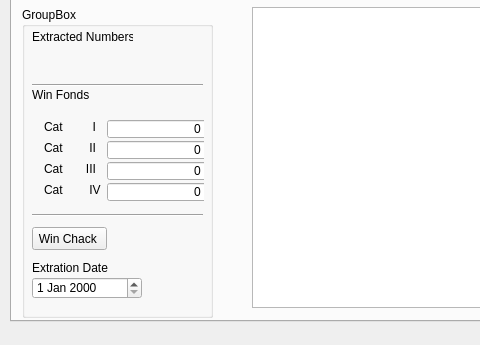
The window that src/mainloto.ui (popai/LotoTicket) describes before a commit, drawn with Qt 5; both pictures show x 0 to 480 and y 85 to 430 of the 650 by 430 pixel window.
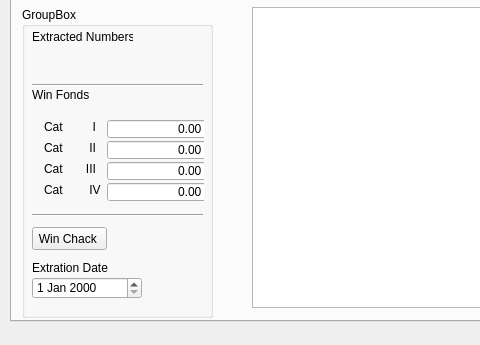
The same window after the commit. The open tabs and pages were chosen to show the change.

Commit message: V1.5 pretul trbui double nu int ^^

```diff
--- a/src/mainloto.ui
+++ b/src/mainloto.ui
@@ -439,48 +439,6 @@
           </property>
          </widget>
         </item>
-        <item row="0" column="1">
-         <widget class="QSpinBox" name="spinBox_7">
-          <property name="enabled">
-           <bool>true</bool>
-          </property>
-          <property name="minimumSize">
-           <size>
-            <width>101</width>
-            <height>20</height>
-           </size>
-          </property>
-          <property name="font">
-           <font>
-            <kerning>true</kerning>
-           </font>
-          </property>
-          <property name="inputMethodHints">
-           <set>Qt::ImhDigitsOnly</set>
-          </property>
-          <property name="wrapping">
-           <bool>false</bool>
-          </property>
-          <property name="frame">
-           <bool>true</bool>
-          </property>
-          <property name="alignment">
-           <set>Qt::AlignRight|Qt::AlignTrailing|Qt::AlignVCenter</set>
-          </property>
-          <property name="buttonSymbols">
-           <enum>QAbstractSpinBox::NoButtons</enum>
-          </property>
-          <property name="keyboardTracking">
-           <bool>true</bool>
-          </property>
-          <property name="maximum">
-           <number>999999999</number>
-          </property>
-          <property name="singleStep">
-           <number>1</number>
-          </property>
-         </widget>
-        </item>
         <item row="1" column="0">
          <widget class="QLabel" name="label_6">
           <property name="text">
@@ -488,48 +446,6 @@
           </property>
          </widget>
         </item>
-        <item row="1" column="1">
-         <widget class="QSpinBox" name="spinBox_8">
-          <property name="enabled">
-           <bool>true</bool>
-          </property>
-          <property name="minimumSize">
-           <size>
-            <width>101</width>
-            <height>20</height>
-           </size>
-          </property>
-          <property name="font">
-           <font>
-            <kerning>true</kerning>
-           </font>
-          </property>
-          <property name="inputMethodHints">
-           <set>Qt::ImhDigitsOnly</set>
-          </property>
-          <property name="wrapping">
-           <bool>false</bool>
-          </property>
-          <property name="frame">
-           <bool>true</bool>
-          </property>
-          <property name="alignment">
-           <set>Qt::AlignRight|Qt::AlignTrailing|Qt::AlignVCenter</set>
-          </property>
-          <property name="buttonSymbols">
-           <enum>QAbstractSpinBox::NoButtons</enum>
-          </property>
-          <property name="keyboardTracking">
-           <bool>true</bool>
-          </property>
-          <property name="maximum">
-           <number>999999999</number>
-          </property>
-          <property name="singleStep">
-           <number>1</number>
-          </property>
-         </widget>
-        </item>
         <item row="2" column="0">
          <widget class="QLabel" name="label_7">
           <property name="text">
@@ -537,48 +453,6 @@
           </property>
          </widget>
         </item>
-        <item row="2" column="1">
-         <widget class="QSpinBox" name="spinBox_9">
-          <property name="enabled">
-           <bool>true</bool>
-          </property>
-          <property name="minimumSize">
-           <size>
-            <width>101</width>
-            <height>20</height>
-           </size>
-          </property>
-          <property name="font">
-           <font>
-            <kerning>true</kerning>
-           </font>
-          </property>
-          <property name="inputMethodHints">
-           <set>Qt::ImhDigitsOnly</set>
-          </property>
-          <property name="wrapping">
-           <bool>false</bool>
-          </property>
-          <property name="frame">
-           <bool>true</bool>
-          </property>
-          <property name="alignment">
-           <set>Qt::AlignRight|Qt::AlignTrailing|Qt::AlignVCenter</set>
-          </property>
-          <property name="buttonSymbols">
-           <enum>QAbstractSpinBox::NoButtons</enum>
-          </property>
-          <property name="keyboardTracking">
-           <bool>true</bool>
-          </property>
-          <property name="maximum">
-           <number>999999999</number>
-          </property>
-          <property name="singleStep">
-           <number>1</number>
-          </property>
-         </widget>
-        </item>
         <item row="3" column="0">
          <widget class="QLabel" name="label_8">
           <property name="text">
@@ -586,8 +460,116 @@
           </property>
          </widget>
         </item>
+        <item row="0" column="1">
+         <widget class="QDoubleSpinBox" name="doubleSpinBox_7">
+          <property name="enabled">
+           <bool>true</bool>
+          </property>
+          <property name="minimumSize">
+           <size>
+            <width>101</width>
+            <height>20</height>
+           </size>
+          </property>
+          <property name="font">
+           <font>
+            <kerning>true</kerning>
+           </font>
+          </property>
+          <property name="inputMethodHints">
+           <set>Qt::ImhDigitsOnly</set>
+          </property>
+          <property name="wrapping">
+           <bool>false</bool>
+          </property>
+          <property name="frame">
+           <bool>true</bool>
+          </property>
+          <property name="alignment">
+           <set>Qt::AlignRight|Qt::AlignTrailing|Qt::AlignVCenter</set>
+          </property>
+          <property name="buttonSymbols">
+           <enum>QAbstractSpinBox::NoButtons</enum>
+          </property>
+          <property name="keyboardTracking">
+           <bool>true</bool>
+          </property>
+         </widget>
+        </item>
+        <item row="1" column="1">
+         <widget class="QDoubleSpinBox" name="doubleSpinBox_8">
+          <property name="enabled">
+           <bool>true</bool>
+          </property>
+          <property name="minimumSize">
+           <size>
+            <width>101</width>
+            <height>20</height>
+           </size>
+          </property>
+          <property name="font">
+           <font>
+            <kerning>true</kerning>
+           </font>
+          </property>
+          <property name="inputMethodHints">
+           <set>Qt::ImhDigitsOnly</set>
+          </property>
+          <property name="wrapping">
+           <bool>false</bool>
+          </property>
+          <property name="frame">
+           <bool>true</bool>
+          </property>
+          <property name="alignment">
+           <set>Qt::AlignRight|Qt::AlignTrailing|Qt::AlignVCenter</set>
+          </property>
+          <property name="buttonSymbols">
+           <enum>QAbstractSpinBox::NoButtons</enum>
+          </property>
+          <property name="keyboardTracking">
+           <bool>true</bool>
+          </property>
+         </widget>
+        </item>
+        <item row="2" column="1">
+         <widget class="QDoubleSpinBox" name="doubleSpinBox_9">
+          <property name="enabled">
+           <bool>true</bool>
+          </property>
+          <property name="minimumSize">
+           <size>
+            <width>101</width>
+            <height>20</height>
+           </size>
+          </property>
+          <property name="font">
+           <font>
+            <kerning>true</kerning>
+           </font>
+          </property>
+          <property name="inputMethodHints">
+           <set>Qt::ImhDigitsOnly</set>
+          </property>
+          <property name="wrapping">
+           <bool>false</bool>
+          </property>
+          <property name="frame">
+           <bool>true</bool>
+          </property>
+          <property name="alignment">
+           <set>Qt::AlignRight|Qt::AlignTrailing|Qt::AlignVCenter</set>
+          </property>
+          <property name="buttonSymbols">
+           <enum>QAbstractSpinBox::NoButtons</enum>
+          </property>
+          <property name="keyboardTracking">
+           <bool>true</bool>
+          </property>
+         </widget>
+        </item>
         <item row="3" column="1">
-         <widget class="QSpinBox" name="spinBox_10">
+         <widget class="QDoubleSpinBox" name="doubleSpinBox_10">
           <property name="enabled">
            <bool>true</bool>
           </property>
@@ -620,12 +602,6 @@
           <property name="keyboardTracking">
            <bool>true</bool>
           </property>
-          <property name="maximum">
-           <number>999999999</number>
-          </property>
-          <property name="singleStep">
-           <number>1</number>
-          </property>
          </widget>
         </item>
        </layout>
```
Left out of the diff: 2 changed lines with no effect on the pictures. The commit also changes 13 other files.
